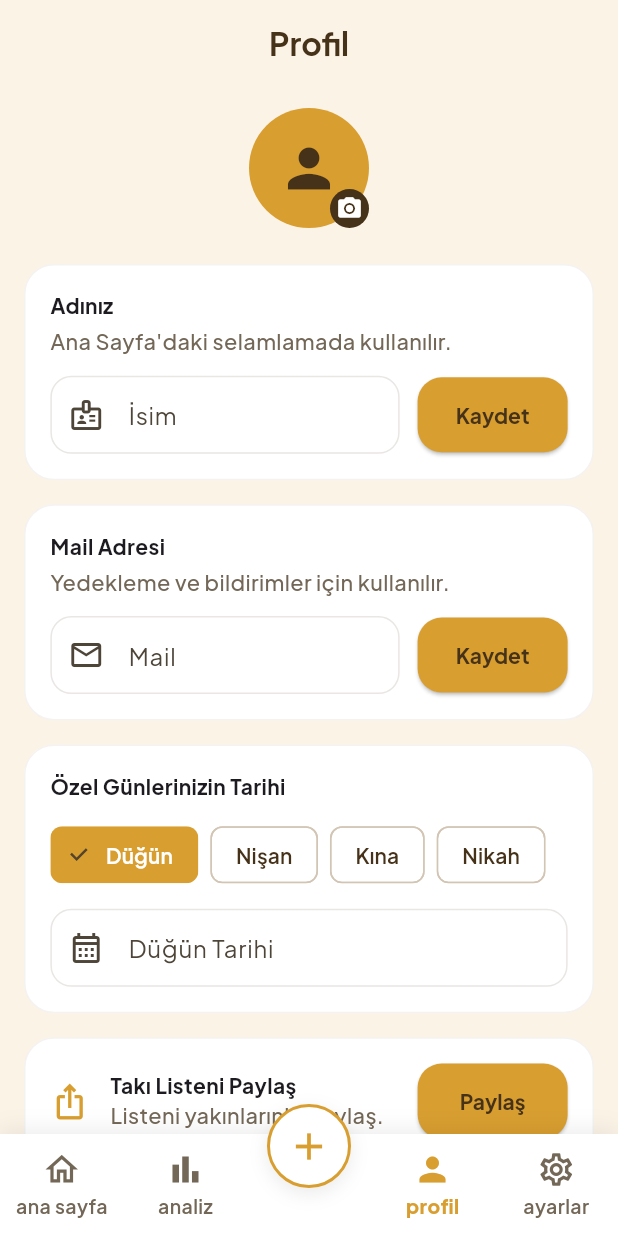
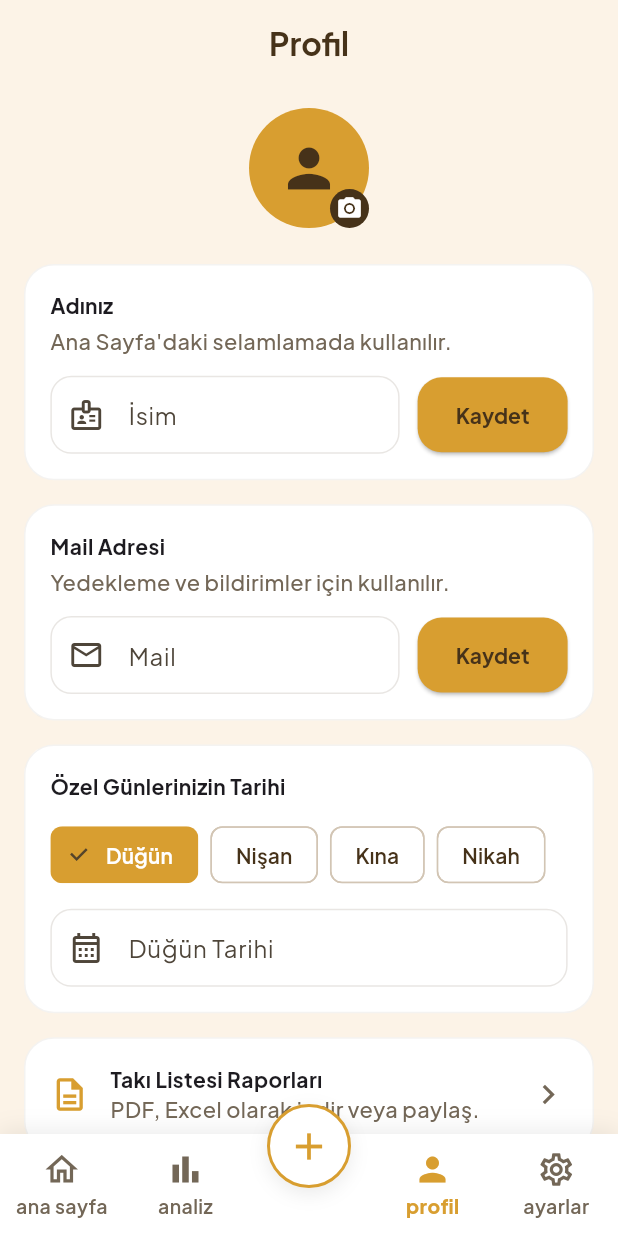
Before and after one commit to lvntaslann/taki-sandigim, a Flutter app: the ProfileScreen screen opened by its route, on a phone screen of 412 x 824 dp. Run offline on Flutter 3.47's test engine with Material 3 defaults, Android fonts, the phone set to English and light mode, and no system bars; our stand-ins replace camera, dio, equatable, fl_chart, flutter_bloc, flutter_screenutil and 6 more; missing offline and left inert: excel, google_mlkit_text_recognition; accounts and stored records are empty.

Commit message:
fix: isim ve e-posta ekranlarını iyileştir, liste paylaşım kartını raporlar bölümüne taşı
- İsim ve e-posta giriş ekranlarında doğrulama/biçimlendirme güncellendi
- Profil ekranındaki liste paylaşım kartı kaldırılıp raporlar bölümüne eklendi

```diff
--- a/lib/app/routes/app_router.dart
+++ b/lib/app/routes/app_router.dart
@@ -35,7 +35,7 @@ class AppRouter {
     initialLocation: AppRoutes.onboarding,
     redirect: (context, state) {
       final hasCompletedOnboarding =
-          (UserSettingsRepository().getName() ?? '').isNotEmpty;
+          UserSettingsRepository().isOnboardingComplete();
       final isOnOnboardingPath =
           _onboardingPaths.contains(state.matchedLocation);
       if (hasCompletedOnboarding && isOnOnboardingPath) {
--- a/lib/core/database/user_settings_repository.dart
+++ b/lib/core/database/user_settings_repository.dart
@@ -9,12 +9,19 @@ class UserSettingsRepository {
   static const _notificationsKey = 'notifications_enabled';
   static const _emailKey = 'user_email';
   static const _photoKey = 'user_photo_base64';
+  static const _onboardingCompleteKey = 'onboarding_complete';
 
   Box get _box => Hive.box(BoxNames.settings);
 
   String? getName() => _box.get(_nameKey) as String?;
 
   Future<void> setName(String name) => _box.put(_nameKey, name);
+
+  bool isOnboardingComplete() =>
+      _box.get(_onboardingCompleteKey, defaultValue: false) as bool;
+
+  Future<void> setOnboardingComplete() =>
+      _box.put(_onboardingCompleteKey, true);
 
   bool isDarkMode() => _box.get(_darkModeKey, defaultValue: false) as bool;
 
--- a/lib/core/widgets/custom_text_field.dart
+++ b/lib/core/widgets/custom_text_field.dart
@@ -1,4 +1,5 @@
 import 'package:flutter/material.dart';
+import 'package:flutter/services.dart';
 
 class CustomTextField extends StatelessWidget {
   const CustomTextField({
@@ -12,6 +13,7 @@ class CustomTextField extends StatelessWidget {
     this.prefixIcon,
     this.onTap,
     this.readOnly = false,
+    this.inputFormatters,
   });
 
   final String label;
@@ -23,6 +25,7 @@ class CustomTextField extends StatelessWidget {
   final IconData? prefixIcon;
   final VoidCallback? onTap;
   final bool readOnly;
+  final List<TextInputFormatter>? inputFormatters;
 
   @override
   Widget build(BuildContext context) {
@@ -33,6 +36,7 @@ class CustomTextField extends StatelessWidget {
       maxLines: maxLines,
       onTap: onTap,
       readOnly: readOnly,
+      inputFormatters: inputFormatters,
       decoration: InputDecoration(
         labelText: label,
         hintText: hintText,
--- a/lib/features/profile/presentation/screens/profile_screen.dart
+++ b/lib/features/profile/presentation/screens/profile_screen.dart
@@ -14,7 +14,6 @@ import '../../../../core/widgets/custom_text_field.dart';
 import '../../../dashboard/data/models/gift_enums.dart';
 import '../../../dashboard/data/repositories/gift_repository.dart';
 import '../../../dashboard/data/repositories/wedding_repository.dart';
-import '../../data/gift_export_service.dart';
 
 class ProfileScreen extends StatefulWidget {
   const ProfileScreen({super.key});
@@ -27,7 +26,6 @@ class _ProfileScreenState extends State<ProfileScreen> {
   final _settingsRepository = UserSettingsRepository();
   final _giftRepository = GiftRepository();
   final _weddingRepository = WeddingRepository();
-  final _exportService = GiftExportService();
   late final TextEditingController _nameController;
   late final TextEditingController _emailController;
   late final TextEditingController _weddingDateController;
@@ -106,17 +104,6 @@ class _ProfileScreenState extends State<ProfileScreen> {
       _eventDate = date;
       _weddingDateController.text = date == null ? '' : _formatDate(date);
     });
-  }
-
-  Future<void> _shareGiftList() async {
-    final gifts = _giftRepository.getAll();
-    if (gifts.isEmpty) {
-      ScaffoldMessenger.of(context).showSnackBar(
-        const SnackBar(content: Text('Paylaşılacak bir takı kaydı yok.')),
-      );
-      return;
-    }
-    await _exportService.shareSummary(gifts);
   }
 
   void _openReports() => context.push(AppRoutes.reports);
@@ -368,42 +355,6 @@ class _ProfileScreenState extends State<ProfileScreen> {
           ),
           const SizedBox(height: 16),
           CustomCard(
-            child: Row(
-              children: [
-                const Icon(Icons.ios_share, color: AppColors.primary),
-                const SizedBox(width: 14),
-                Expanded(
-                  child: Column(
-                    crossAxisAlignment: CrossAxisAlignment.start,
-                    children: [
-                      const Text(
-                        'Takı Listeni Paylaş',
-                        style: TextStyle(fontWeight: FontWeight.w700),
-                      ),
-                      Text(
-                        'Listeni yakınlarınla paylaş.',
-                        style: TextStyle(
-                          color: AppColors.muted(context),
-                          fontSize: 14.5,
-                          fontWeight: FontWeight.w500,
-                        ),
-                      ),
-                    ],
-                  ),
-                ),
-                const SizedBox(width: 12),
-                SizedBox(
-                  width: 100,
-                  child: CustomButton(
-                    label: 'Paylaş',
-                    onPressed: _shareGiftList,
-                  ),
-                ),
-              ],
-            ),
-          ),
-          const SizedBox(height: 16),
-          CustomCard(
             onTap: _openReports,
             child: Row(
               children: [
--- a/lib/features/tracker/presentation/screens/add_gift_screen.dart
+++ b/lib/features/tracker/presentation/screens/add_gift_screen.dart
@@ -7,6 +7,7 @@ import '../../../../core/network/currency_rate_service.dart';
 import '../../../../core/network/gold_rate_service.dart';
 import '../../../../core/utils/currency_converter.dart';
 import '../../../../core/utils/date_formatter.dart';
+import '../../../../core/utils/name_capitalization_formatter.dart';
 import '../../../../core/widgets/custom_button.dart';
 import '../../../../core/widgets/custom_text_field.dart';
 import '../../../dashboard/data/models/gift_enums.dart';
@@ -249,6 +250,7 @@ class _AddGiftFormState extends State<_AddGiftForm> {
             label: 'Kişi Adı',
             controller: _personNameController,
             prefixIcon: Icons.person_outline,
+            inputFormatters: const [NameCapitalizationFormatter()],
             validator: (v) =>
                 (v == null || v.trim().isEmpty) ? 'Kişi adı gerekli' : null,
           ),
--- a/lib/features/tracker/presentation/screens/analytics_screen.dart
+++ b/lib/features/tracker/presentation/screens/analytics_screen.dart
@@ -446,6 +446,7 @@ class _NetBalanceBarChart extends StatelessWidget {
           bottomTitles: AxisTitles(
             sideTitles: SideTitles(
               showTitles: true,
+              reservedSize: 32,
               getTitlesWidget: (value, meta) {
                 final index = value.toInt();
                 if (index < 0 || index >= balances.length) {
```
Also changed, not shown: lib/core/utils/name_capitalization_formatter.dart (added, +39 -0 lines), lib/features/onboarding/presentation/screens/email_entry_screen.dart (+40 -17 lines), lib/features/onboarding/presentation/screens/name_entry_screen.dart (+21 -15 lines), pubspec.lock.
